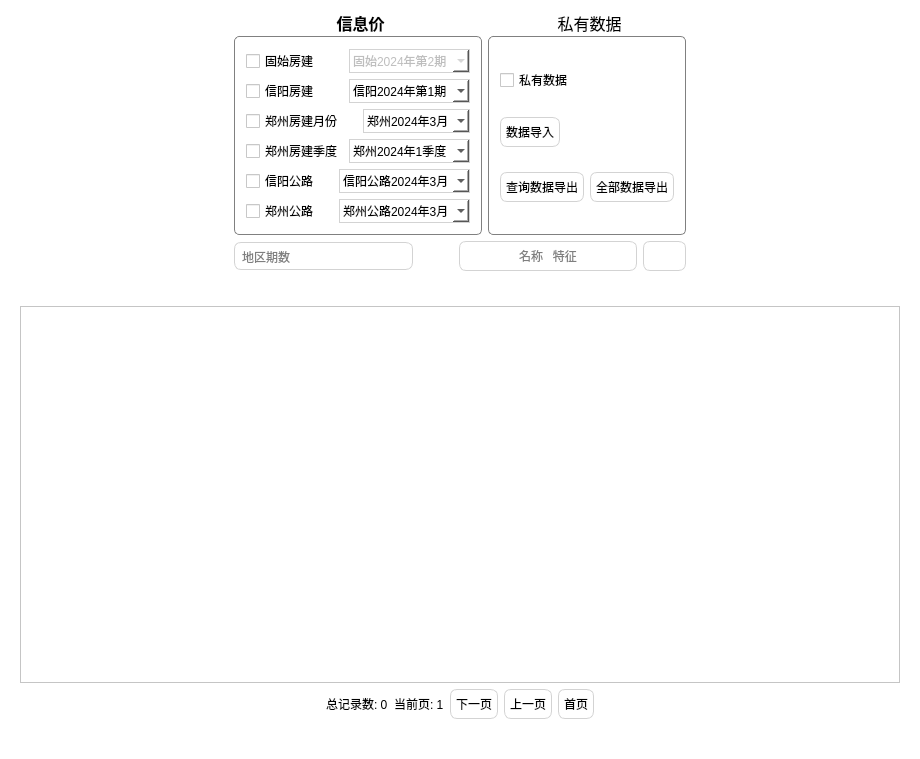
First picture: the form in mainwindow.ui, repository lialia691/cost_assistant, before the edit.
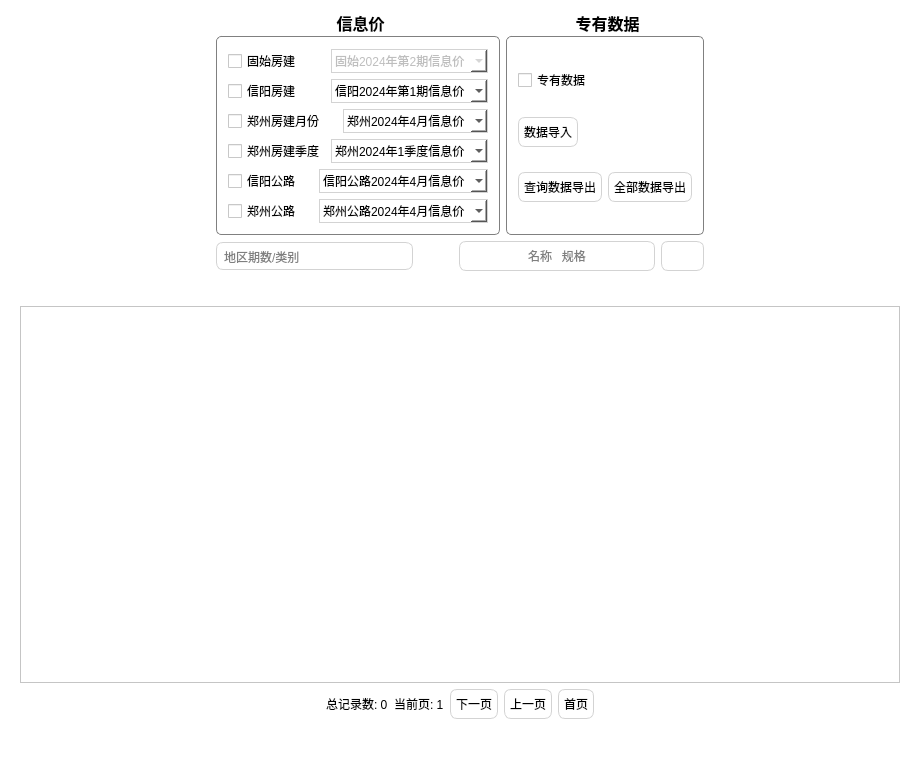
Second picture: the form after the edit. Icons and pictures are not drawn.

Patch:
```diff
--- a/mainwindow.ui
+++ b/mainwindow.ui
@@ -130,7 +130,7 @@
             </property>
             <item>
              <property name="text">
-              <string>固始2024年第2期</string>
+              <string>固始2024年第2期信息价</string>
              </property>
             </item>
             <item>
@@ -173,7 +173,7 @@
             </property>
             <item>
              <property name="text">
-              <string>信阳2024年第1期</string>
+              <string>信阳2024年第1期信息价</string>
              </property>
             </item>
            </widget>
@@ -211,7 +211,12 @@
             </property>
             <item>
              <property name="text">
-              <string>郑州2024年3月</string>
+              <string>郑州2024年4月信息价</string>
+             </property>
+            </item>
+            <item>
+             <property name="text">
+              <string>郑州2024年3月信息价</string>
              </property>
             </item>
            </widget>
@@ -249,7 +254,12 @@
             </property>
             <item>
              <property name="text">
-              <string>郑州2024年1季度</string>
+              <string>郑州2024年1季度信息价</string>
+             </property>
+            </item>
+            <item>
+             <property name="text">
+              <string>郑州2023年4季度信息价</string>
              </property>
             </item>
            </widget>
@@ -290,7 +300,7 @@
             </property>
             <item>
              <property name="text">
-              <string>信阳公路2024年3月</string>
+              <string>信阳公路2024年4月信息价</string>
              </property>
             </item>
            </widget>
@@ -331,7 +341,7 @@
             </property>
             <item>
              <property name="text">
-              <string>郑州公路2024年3月</string>
+              <string>郑州公路2024年4月信息价</string>
              </property>
             </item>
            </widget>
@@ -363,9 +373,9 @@
        </property>
        <property name="font">
         <font>
-         <family>微软雅黑</family>
+         <family>微软雅黑 Light</family>
          <pointsize>12</pointsize>
-         <bold>false</bold>
+         <bold>true</bold>
          <stylestrategy>PreferDefault</stylestrategy>
          <kerning>true</kerning>
         </font>
@@ -385,7 +395,7 @@
 </string>
        </property>
        <property name="title">
-        <string>私有数据</string>
+        <string>专有数据</string>
        </property>
        <property name="alignment">
         <set>Qt::AlignmentFlag::AlignCenter</set>
@@ -468,7 +478,7 @@
            </font>
           </property>
           <property name="text">
-           <string>私有数据</string>
+           <string>专有数据</string>
           </property>
          </widget>
         </item>
@@ -528,7 +538,7 @@
 }</string>
        </property>
        <property name="placeholderText">
-        <string>地区期数</string>
+        <string>地区期数/类别</string>
        </property>
       </widget>
      </item>
@@ -582,7 +592,7 @@
         <set>Qt::AlignmentFlag::AlignCenter</set>
        </property>
        <property name="placeholderText">
-        <string>名称   特征</string>
+        <string>名称   规格</string>
        </property>
       </widget>
      </item>
```
Left out of the diff: 4 changed lines with no effect on the pictures.
